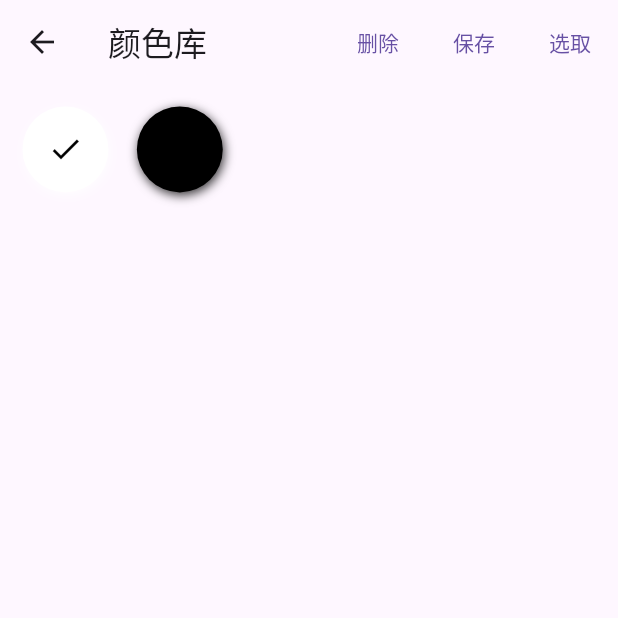
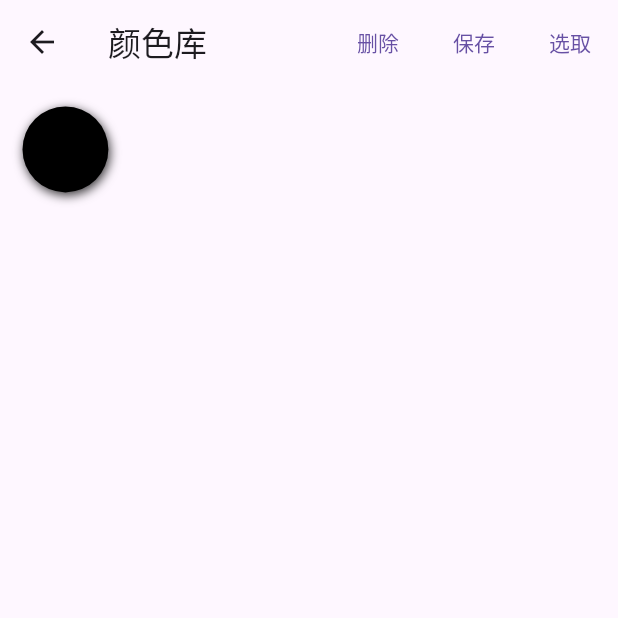
Before and after one commit to blueloveTH/codemart-palette, a Flutter app: the ColorDB screen opened directly with empty values, after a tap on "删除", on a phone screen of 412 x 824 dp, the top half of it. Run offline on Flutter 3.47's test engine with Material 2 defaults, Android fonts, the phone set to English and light mode, and no system bars; drawn by our look-alikes of flutter_colorpicker; our stand-ins replace image_picker, shared_preferences; missing offline and left inert: flutter_color_models; accounts and stored records are empty; network calls fail.

Commit message:
Update colordb.dart

```diff
--- a/lib/colordb.dart
+++ b/lib/colordb.dart
@@ -114,7 +114,7 @@ class ColorDBState extends State<ColorDB> {
                   return;
                 }
                 setState(() {
-                  colorDB.remove(selectedColor);
+                  colorDB.remove(selectedColor.value);
                 });
               },
               child: Text("删除")),
```
